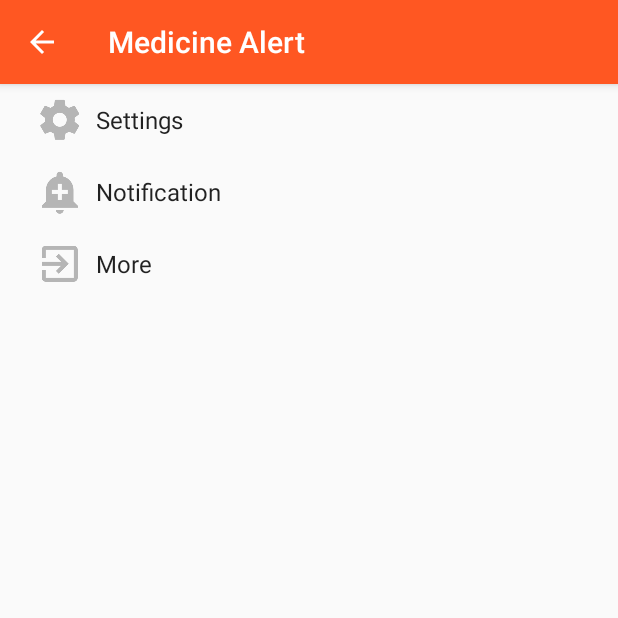
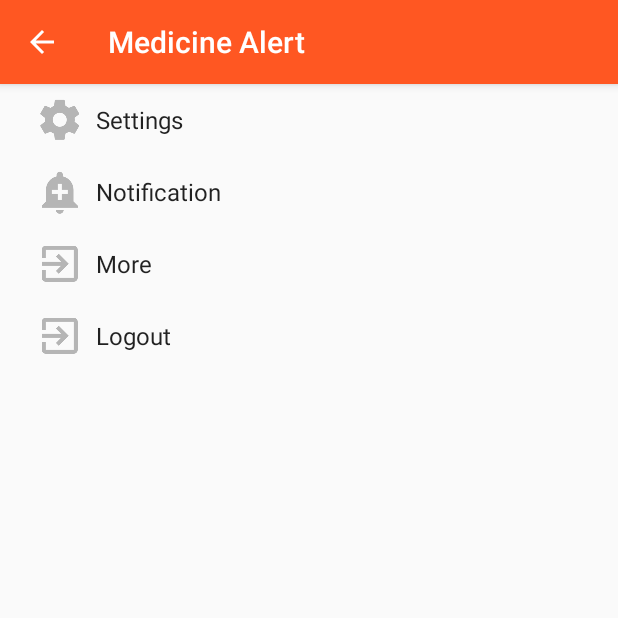
Before and after one commit to sanjaysingh1990/medicinereminder, an Android app: the ActivitySettings screen opened directly, with no data from a screen before it, on a phone screen of 412 x 824 dp, the top half of it. Run offline under Robolectric (Android 15) with nearby library versions, the phone set to English and light mode, and no system bars; our stand-ins replace CircleImageView.

Commit message:
working in setting funtionality

```diff
--- a/app/src/main/res/values/strings.xml
+++ b/app/src/main/res/values/strings.xml
@@ -73,6 +73,7 @@
     <string name="pref_header_notification">Notification</string>
     <string name="pref_header_more">More</string>
     <string name="pref_title_notification">Notification</string>
+    <string name="logout">Logout</string>
 
 
 </resources>
--- a/app/src/main/res/xml/pref_headers.xml
+++ b/app/src/main/res/xml/pref_headers.xml
@@ -23,4 +23,11 @@
         <extra android:name="settings" android:value="prefs_sync" ></extra>
     </header>
 
+    <header
+        android:fragment="com.medi.reminder.setttings.ActivitySettings$GeneralPreferenceFragment"
+        android:icon="@drawable/ic_navi_logout_icon"
+        android:title="@string/logout" >
+        <extra android:name="settings" android:value="prefs_logout" ></extra>
+    </header>
+
 </preference-headers>
--- a/app/src/main/res/xml/pref_notification.xml
+++ b/app/src/main/res/xml/pref_notification.xml
@@ -15,6 +15,26 @@
         android:dialogMessage="Customise Notification Ringtone for you"
         android:dependency="notifications_new_message"/>
 
+    <SwitchPreference
+        android:defaultValue="true"
+        android:key="sms_to_alret"
+        android:title="Send SMS to alert" />
+    <SwitchPreference
+        android:defaultValue="true"
+        android:key="push_to_alret"
+        android:title="Send push to alert" />
+    <SwitchPreference
+        android:defaultValue="true"
+        android:key="response_in_alret"
+        android:title="Get response in push" />
+    <SwitchPreference
+        android:defaultValue="true"
+        android:key="set_alert_remotely"
+        android:title="Enable schedule remotely" />
 
+    <SwitchPreference
+        android:defaultValue="true"
+        android:key="save_past_history"
+        android:title="Save history" />
 
 </PreferenceScreen>
```
